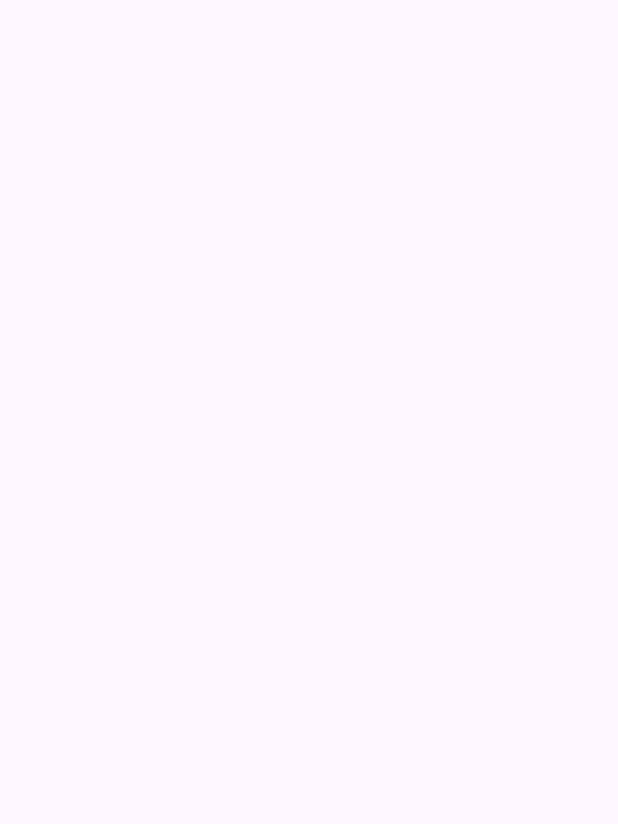
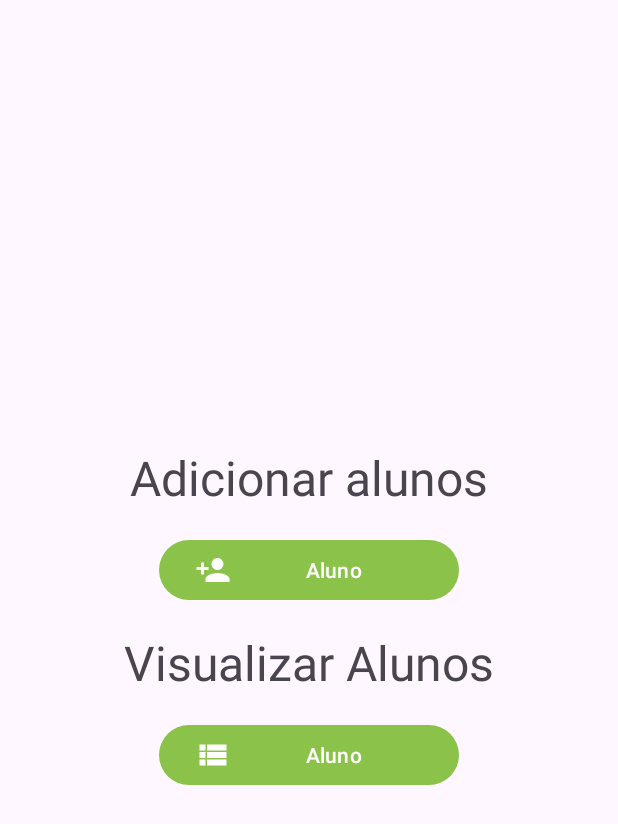
Before and after one commit to LourdesOshiroIgarashi/programacao-para-dispositivos-moveis, an Android app: the Aluno screen opened directly, with no data from a screen before it, on a phone screen of 412 x 824 dp. Before the commit the part shown is empty. Shown: the top 824 px of the screen. Run offline under Robolectric (Android 15) with nearby library versions, the phone set to English and light mode, and no system bars.

Commit message:
feat(aluno): adicionando botões de interações e adicionando imagens que compõe os botões

```diff
--- /dev/null
+++ b/app/src/main/res/drawable/add_aluno.xml
@@ -0,0 +1,5 @@
+<vector android:height="24dp" android:tint="#000000"
+    android:viewportHeight="24" android:viewportWidth="24"
+    android:width="24dp" xmlns:android="http://schemas.android.com/apk/res/android">
+    <path android:fillColor="@android:color/white" android:pathData="M15,12c2.21,0 4,-1.79 4,-4s-1.79,-4 -4,-4 -4,1.79 -4,4 1.79,4 4,4zM6,10L6,7L4,7v3L1,10v2h3v3h2v-3h3v-2L6,10zM15,14c-2.67,0 -8,1.34 -8,4v2h16v-2c0,-2.66 -5.33,-4 -8,-4z"/>
+</vector>
--- /dev/null
+++ b/app/src/main/res/drawable/baseline_person_add_24.xml
@@ -0,0 +1,5 @@
+<vector android:height="24dp" android:tint="#FFFFFF"
+    android:viewportHeight="24" android:viewportWidth="24"
+    android:width="24dp" xmlns:android="http://schemas.android.com/apk/res/android">
+    <path android:fillColor="@android:color/white" android:pathData="M15,12c2.21,0 4,-1.79 4,-4s-1.79,-4 -4,-4 -4,1.79 -4,4 1.79,4 4,4zM6,10L6,7L4,7v3L1,10v2h3v3h2v-3h3v-2L6,10zM15,14c-2.67,0 -8,1.34 -8,4v2h16v-2c0,-2.66 -5.33,-4 -8,-4z"/>
+</vector>
--- /dev/null
+++ b/app/src/main/res/drawable/baseline_view_list_24.xml
@@ -0,0 +1,5 @@
+<vector android:autoMirrored="true" android:height="24dp"
+    android:tint="#FFFFFF" android:viewportHeight="24"
+    android:viewportWidth="24" android:width="24dp" xmlns:android="http://schemas.android.com/apk/res/android">
+    <path android:fillColor="@android:color/white" android:pathData="M3,14h4v-4H3V14zM3,19h4v-4H3V19zM3,9h4V5H3V9zM8,14h13v-4H8V14zM8,19h13v-4H8V19zM8,5v4h13V5H8z"/>
+</vector>
--- a/app/src/main/res/layout/activity_aluno.xml
+++ b/app/src/main/res/layout/activity_aluno.xml
@@ -1,9 +1,43 @@
 <?xml version="1.0" encoding="utf-8"?>
-<androidx.constraintlayout.widget.ConstraintLayout xmlns:android="http://schemas.android.com/apk/res/android"
+<LinearLayout xmlns:android="http://schemas.android.com/apk/res/android"
     xmlns:app="http://schemas.android.com/apk/res-auto"
     xmlns:tools="http://schemas.android.com/tools"
     android:layout_width="match_parent"
     android:layout_height="match_parent"
+    android:orientation="vertical"
+    android:gravity="center"
     tools:context=".view.Aluno">
 
-</androidx.constraintlayout.widget.ConstraintLayout>
+    <TextView
+        android:id="@+id/textView"
+        android:layout_width="wrap_content"
+        android:layout_height="wrap_content"
+        android:text="Adicionar alunos"
+        android:textSize="32sp"/>
+
+    <Button
+        android:id="@+id/button"
+        android:layout_marginTop="16dp"
+        android:layout_width="200dp"
+        android:layout_height="wrap_content"
+        android:text="Aluno"
+        android:drawableLeft="@drawable/baseline_person_add_24"
+
+         />
+
+    <TextView
+        android:id="@+id/textView2"
+        android:layout_marginTop="16dp"
+        android:layout_width="wrap_content"
+        android:layout_height="wrap_content"
+        android:text="Visualizar Alunos"
+        android:textSize="32sp"/>
+
+    <Button
+        android:id="@+id/button2"
+        android:layout_marginTop="16dp"
+        android:layout_width="200dp"
+        android:layout_height="wrap_content"
+        android:drawableLeft="@drawable/baseline_view_list_24"
+        android:text="Aluno" />
+</LinearLayout>
--- a/app/src/main/res/layout/activity_main.xml
+++ b/app/src/main/res/layout/activity_main.xml
@@ -19,6 +19,14 @@
     android:orientation="vertical"
     android:gravity="center">
 
+    <TextView
+        android:id="@+id/tvPerfil"
+        android:layout_width="wrap_content"
+        android:layout_height="wrap_content"
+        android:text="Seu perfil é de Professor"
+        android:textColor="@color/black"
+        android:layout_marginBottom="16dp"
+        android:textSize="26sp"/>
     <TextView
         android:layout_width="wrap_content"
         android:layout_height="wrap_content"
```
